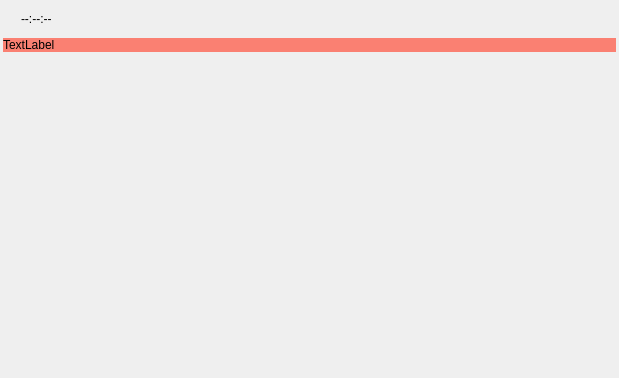
The window that src/mainwindow.ui (Quick-Event/startertool) describes before a commit, drawn with Qt 5.
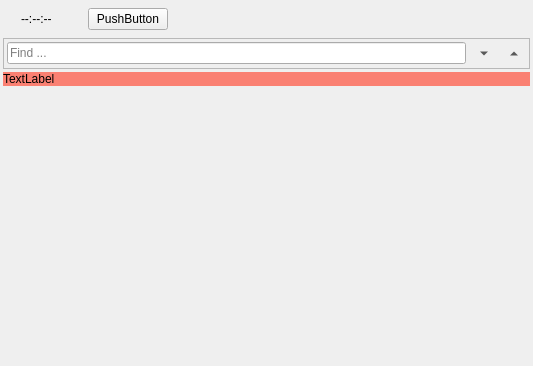
The same window after the commit. Icons and pictures are not drawn.

Patch:
```diff
--- a/src/mainwindow.ui
+++ b/src/mainwindow.ui
@@ -6,8 +6,8 @@
    <rect>
     <x>0</x>
     <y>0</y>
-    <width>619</width>
-    <height>378</height>
+    <width>533</width>
+    <height>366</height>
    </rect>
   </property>
   <property name="windowTitle">
@@ -58,6 +58,54 @@
         </property>
        </widget>
       </item>
+      <item>
+       <widget class="QToolButton" name="btHere">
+        <property name="icon">
+         <iconset resource="../startertool.qrc">
+          <normaloff>:/images/here.svg</normaloff>:/images/here.svg</iconset>
+        </property>
+        <property name="checkable">
+         <bool>true</bool>
+        </property>
+        <property name="autoRaise">
+         <bool>true</bool>
+        </property>
+       </widget>
+      </item>
+      <item>
+       <widget class="QPushButton" name="pushButton">
+        <property name="text">
+         <string>PushButton</string>
+        </property>
+       </widget>
+      </item>
+      <item>
+       <spacer name="horizontalSpacer">
+        <property name="orientation">
+         <enum>Qt::Horizontal</enum>
+        </property>
+        <property name="sizeHint" stdset="0">
+         <size>
+          <width>40</width>
+          <height>20</height>
+         </size>
+        </property>
+       </spacer>
+      </item>
+      <item>
+       <widget class="QToolButton" name="btFind">
+        <property name="icon">
+         <iconset resource="../startertool.qrc">
+          <normaloff>:/images/find.svg</normaloff>:/images/find.svg</iconset>
+        </property>
+        <property name="checkable">
+         <bool>true</bool>
+        </property>
+        <property name="autoRaise">
+         <bool>true</bool>
+        </property>
+       </widget>
+      </item>
       <item>
        <widget class="QFrame" name="toolBarFrame">
         <property name="frameShape">
@@ -82,19 +130,6 @@
          <property name="bottomMargin">
           <number>5</number>
          </property>
-         <item>
-          <spacer name="horizontalSpacer">
-           <property name="orientation">
-            <enum>Qt::Horizontal</enum>
-           </property>
-           <property name="sizeHint" stdset="0">
-            <size>
-             <width>40</width>
-             <height>20</height>
-            </size>
-           </property>
-          </spacer>
-         </item>
          <item>
           <widget class="QPushButton" name="tbShowMenu">
            <property name="icon">
@@ -117,6 +152,66 @@
       </item>
      </layout>
     </item>
+    <item>
+     <widget class="QFrame" name="frmFind">
+      <property name="frameShape">
+       <enum>QFrame::StyledPanel</enum>
+      </property>
+      <property name="frameShadow">
+       <enum>QFrame::Raised</enum>
+      </property>
+      <layout class="QHBoxLayout" name="horizontalLayout_3">
+       <property name="leftMargin">
+        <number>3</number>
+       </property>
+       <property name="topMargin">
+        <number>3</number>
+       </property>
+       <property name="rightMargin">
+        <number>3</number>
+       </property>
+       <property name="bottomMargin">
+        <number>3</number>
+       </property>
+       <item>
+        <widget class="QLineEdit" name="edFind">
+         <property name="placeholderText">
+          <string>Find ...</string>
+         </property>
+         <property name="clearButtonEnabled">
+          <bool>true</bool>
+         </property>
+        </widget>
+       </item>
+       <item>
+        <widget class="QToolButton" name="toolButton">
+         <property name="text">
+          <string>PushButton</string>
+         </property>
+         <property name="autoRaise">
+          <bool>true</bool>
+         </property>
+         <property name="arrowType">
+          <enum>Qt::DownArrow</enum>
+         </property>
+        </widget>
+       </item>
+       <item>
+        <widget class="QToolButton" name="toolButton_2">
+         <property name="text">
+          <string>PushButton</string>
+         </property>
+         <property name="autoRaise">
+          <bool>true</bool>
+         </property>
+         <property name="arrowType">
+          <enum>Qt::UpArrow</enum>
+         </property>
+        </widget>
+       </item>
+      </layout>
+     </widget>
+    </item>
     <item>
      <widget class="QLabel" name="lblError">
       <property name="styleSheet">
```
